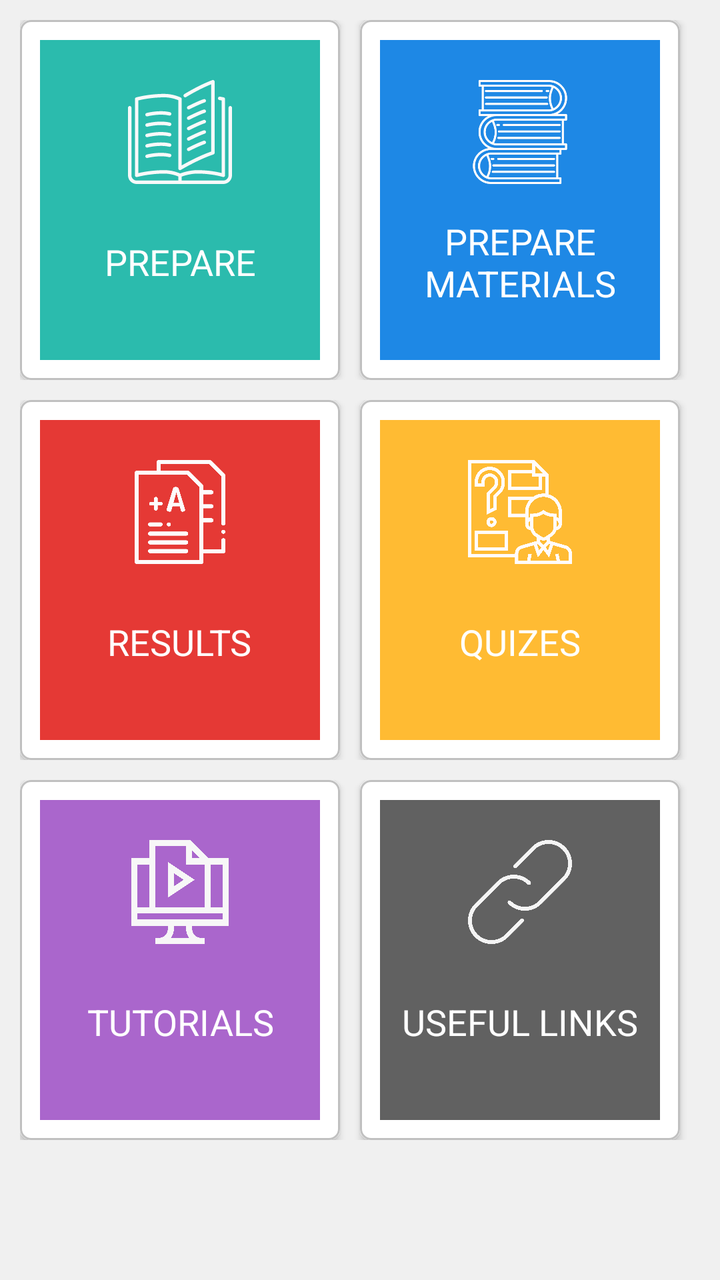
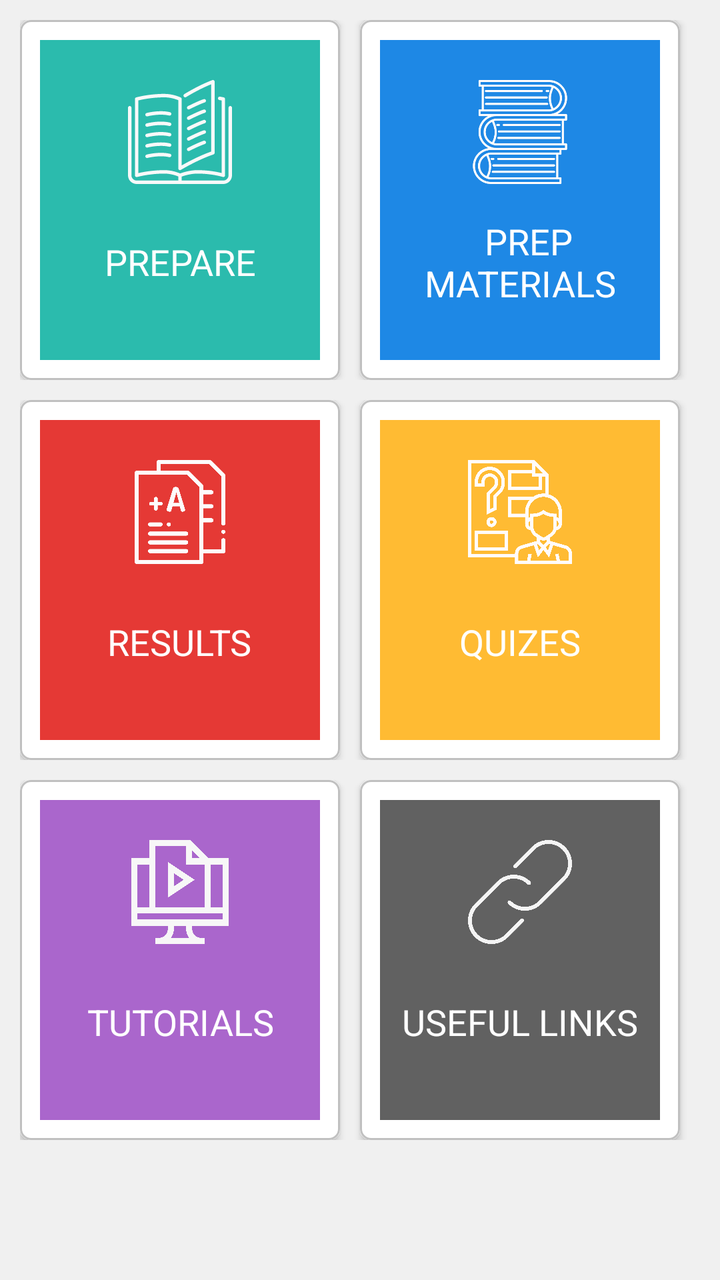

Two renders of the same Android screen: before a commit and after it. Below are the layout's source before the change and the commit's diff.
<!-- AndroidManifest.xml: application theme AppTheme -->
<!-- res/layout/dashboard_fragment.xml -->
<?xml version="1.0" encoding="utf-8"?>
<android.support.v4.widget.NestedScrollView xmlns:android="http://schemas.android.com/apk/res/android"
    xmlns:app="http://schemas.android.com/apk/res-auto"
    android:layout_width="match_parent"
    android:layout_height="match_parent"
    android:background="@color/lightgrey"
    android:orientation="vertical">
    <LinearLayout
        android:layout_width="match_parent"
        android:layout_height="wrap_content"
        android:orientation="vertical">
    <LinearLayout
        android:layout_width="match_parent"
        android:layout_height="180dp"
        android:layout_marginLeft="10dp"
        android:layout_marginTop="10dp"
        android:layout_marginRight="10dp"
        android:orientation="horizontal">

        <android.support.v7.widget.CardView
            android:id="@+id/prepare"
            android:layout_width="0dp"
            android:layout_height="match_parent"
            android:layout_marginEnd="10dp"
            android:layout_weight="0.5"
            android:elevation="0dp"
            app:cardCornerRadius="5dp">

            <LinearLayout
                android:layout_width="match_parent"
                android:layout_height="match_parent"
                android:layout_weight="0.5"
                android:background="@layout/linearlayout_border_dashboard"
                android:orientation="vertical"
                android:padding="10dp">

                <LinearLayout
                    android:layout_width="match_parent"
                    android:layout_height="match_parent"
                    android:background="#2BBBAD"
                    android:orientation="vertical"
                    android:paddingTop="20dp"
                    android:paddingLeft="10dp"
                    android:paddingRight="10dp"
                    android:paddingBottom="10dp">

                    <ImageView
                        android:layout_width="100dp"
                        android:layout_height="0dp"
                        android:layout_gravity="center_horizontal"
                        android:layout_weight="0.4"
                        android:src="@drawable/ic_001_open_book" />

                    <TextView
                        android:layout_width="wrap_content"
                        android:layout_height="0dp"
                        android:layout_weight="0.6"
                        android:gravity="center"
                        android:layout_gravity="center_horizontal"
                        android:text="PREPARE"
                        android:textColor="@color/white"
                        android:textSize="18sp" />
                </LinearLayout>
            </LinearLayout>
        </android.support.v7.widget.CardView>

        <android.support.v7.widget.CardView
            android:id="@+id/prep_materials"
            android:layout_width="0dp"
            android:layout_height="match_parent"
            android:layout_marginEnd="10dp"
            android:layout_weight="0.5"
            android:elevation="0dp"
            app:cardCornerRadius="5dp">

            <LinearLayout
                android:layout_width="match_parent"
                android:layout_height="match_parent"
                android:layout_weight="0.5"
                android:background="@layout/linearlayout_border_dashboard"
                android:orientation="vertical"
                android:padding="10dp">

                <LinearLayout
                    android:layout_width="match_parent"
                    android:layout_height="match_parent"
                    android:background="#1e88e5"
                    android:orientation="vertical"
                    android:paddingTop="20dp"
                    android:paddingLeft="10dp"
                    android:paddingRight="10dp"
                    android:paddingBottom="10dp">

                    <ImageView
                        android:layout_width="100dp"
                        android:layout_height="0dp"
                        android:layout_gravity="center_horizontal"
                        android:layout_weight="0.4"
                        android:src="@drawable/ic_002_stack_of_three_books" />

                    <TextView
                        android:layout_width="wrap_content"
                        android:layout_height="0dp"
                        android:layout_weight="0.6"
                        android:gravity="center"
                        android:layout_gravity="center_horizontal"
                        android:text="PREPARE MATERIALS"
                        android:textColor="@color/white"
                        android:textSize="18sp" />
                </LinearLayout>
            </LinearLayout>
        </android.support.v7.widget.CardView>
    </LinearLayout>

    <LinearLayout
        android:layout_width="match_parent"
        android:layout_height="180dp"
        android:layout_marginLeft="10dp"
        android:layout_marginTop="10dp"
        android:layout_marginRight="10dp">
        <android.support.v7.widget.CardView
            android:id="@+id/results"
            android:layout_width="0dp"
            android:layout_height="match_parent"
            android:layout_marginEnd="10dp"
            android:layout_weight="0.5"
            android:elevation="0dp"
            app:cardCornerRadius="5dp">

            <LinearLayout
                android:layout_width="match_parent"
                android:layout_height="match_parent"
                android:layout_weight="0.5"
                android:background="@layout/linearlayout_border_dashboard"
                android:orientation="vertical"
                android:padding="10dp">

                <LinearLayout
                    android:layout_width="match_parent"
                    android:layout_height="match_parent"
                    android:background="#e53935"
                    android:orientation="vertical"
                    android:paddingTop="20dp"
                    android:paddingLeft="10dp"
                    android:paddingRight="10dp"
                    android:paddingBottom="10dp">

                    <ImageView
                        android:layout_width="100dp"
                        android:layout_height="0dp"
                        android:layout_gravity="center_horizontal"
                        android:layout_weight="0.4"
                        android:src="@drawable/ic_003_exam" />

                    <TextView
                        android:layout_width="wrap_content"
                        android:layout_height="0dp"
                        android:layout_weight="0.6"
                        android:gravity="center"
                        android:layout_gravity="center_horizontal"
                        android:text="RESULTS"
                        android:textColor="@color/white"
                        android:textSize="18sp" />
                </LinearLayout>
            </LinearLayout>
        </android.support.v7.widget.CardView>

        <android.support.v7.widget.CardView
            android:id="@+id/quizes"
            android:layout_width="0dp"
            android:layout_height="match_parent"
            android:layout_marginEnd="10dp"
            android:layout_weight="0.5"
            android:elevation="0dp"
            app:cardCornerRadius="5dp">

            <LinearLayout
                android:layout_width="match_parent"
                android:layout_height="match_parent"
                android:layout_weight="0.5"
                android:background="@layout/linearlayout_border_dashboard"
                android:orientation="vertical"
                android:padding="10dp">

                <LinearLayout
                    android:layout_width="match_parent"
                    android:layout_height="match_parent"
                    android:background="#ffbb33"
                    android:orientation="vertical"
                    android:paddingTop="20dp"
                    android:paddingLeft="10dp"
                    android:paddingRight="10dp"
                    android:paddingBottom="10dp">

                    <ImageView
                        android:layout_width="100dp"
                        android:layout_height="0dp"
                        android:layout_gravity="center_horizontal"
                        android:layout_weight="0.4"
                        android:src="@drawable/ic_004_answer" />

                    <TextView
                        android:layout_width="wrap_content"
                        android:layout_height="0dp"
                        android:layout_weight="0.6"
                        android:gravity="center"
                        android:layout_gravity="center_horizontal"
                        android:text="QUIZES"
                        android:textColor="@color/white"
                        android:textSize="18sp" />
                </LinearLayout>
            </LinearLayout>
        </android.support.v7.widget.CardView>

    </LinearLayout>

    <LinearLayout
        android:layout_width="match_parent"
        android:layout_height="180dp"
        android:layout_marginLeft="10dp"
        android:layout_marginTop="10dp"
        android:layout_marginRight="10dp"
        android:layout_marginBottom="10dp">
        <android.support.v7.widget.CardView
            android:id="@+id/tutorials"
            android:layout_width="0dp"
            android:layout_height="match_parent"
            android:layout_marginEnd="10dp"
            android:layout_weight="0.5"
            android:elevation="0dp"
            app:cardCornerRadius="5dp">

            <LinearLayout
                android:layout_width="match_parent"
                android:layout_height="match_parent"
                android:layout_weight="0.5"
                android:background="@layout/linearlayout_border_dashboard"
                android:orientation="vertical"
                android:padding="10dp">

                <LinearLayout
                    android:layout_width="match_parent"
                    android:layout_height="match_parent"
                    android:background="#aa66cc"
                    android:orientation="vertical"
                    android:paddingTop="20dp"
                    android:paddingLeft="10dp"
                    android:paddingRight="10dp"
                    android:paddingBottom="10dp">

                    <ImageView
                        android:layout_width="100dp"
                        android:layout_height="0dp"
                        android:layout_gravity="center_horizontal"
                        android:layout_weight="0.4"
                        android:src="@drawable/ic_002_video_tutorial" />

                    <TextView
                        android:layout_width="wrap_content"
                        android:layout_height="0dp"
                        android:layout_weight="0.6"
                        android:gravity="center"
                        android:layout_gravity="center_horizontal"
                        android:text="TUTORIALS"
                        android:textColor="@color/white"
                        android:textSize="18sp" />
                </LinearLayout>
            </LinearLayout>
        </android.support.v7.widget.CardView>

        <android.support.v7.widget.CardView
            android:id="@+id/useful_links"
            android:layout_width="0dp"
            android:layout_height="match_parent"
            android:layout_marginEnd="10dp"
            android:layout_weight="0.5"
            android:elevation="0dp"
            app:cardCornerRadius="5dp">

            <LinearLayout
                android:layout_width="match_parent"
                android:layout_height="match_parent"
                android:layout_weight="0.5"
                android:background="@layout/linearlayout_border_dashboard"
                android:orientation="vertical"
                android:padding="10dp">

                <LinearLayout
                    android:layout_width="match_parent"
                    android:layout_height="match_parent"
                    android:background="#616161"
                    android:orientation="vertical"
                    android:paddingTop="20dp"
                    android:paddingLeft="10dp"
                    android:paddingRight="10dp"
                    android:paddingBottom="10dp">

                    <ImageView
                        android:layout_width="100dp"
                        android:layout_height="0dp"
                        android:layout_gravity="center_horizontal"
                        android:layout_weight="0.4"
                        android:src="@drawable/ic_001_unlink" />

                    <TextView
                        android:layout_width="wrap_content"
                        android:layout_height="0dp"
                        android:layout_weight="0.6"
                        android:gravity="center"
                        android:layout_gravity="center_horizontal"
                        android:text="USEFUL LINKS"
                        android:textColor="@color/white"
                        android:textSize="18sp" />
                </LinearLayout>
            </LinearLayout>
        </android.support.v7.widget.CardView>

    </LinearLayout>
    </LinearLayout>
</android.support.v4.widget.NestedScrollView>
<!-- res/layout/linearlayout_border_dashboard.xml (included above) -->
<?xml version="1.0" encoding="UTF-8"?>
<shape xmlns:android="http://schemas.android.com/apk/res/android" android:shape="rectangle">
    <corners android:radius="5dp"/>
    <padding android:left="10dp" android:right="10dp" android:top="10dp" android:bottom="10dp"/>
    <stroke android:width="1dp" android:color="@color/smalldarkgrey1"/>
</shape>
<!-- resources referenced by this layout -->
<resources>
  <color name="lightgrey">#f0f0f0</color>
  <color name="smalldarkgrey1">#c0c0c0</color>
  <color name="white">#ffffff</color>
  <!-- drawable ic_001_open_book: vector/xml drawable (drawable, 5658 chars, omitted) -->
  <!-- drawable ic_001_unlink (drawable) -->
  <vector android:height="24dp" android:viewportHeight="52.974"
      android:viewportWidth="52.974" android:width="24dp" xmlns:android="http://schemas.android.com/apk/res/android">
      <path android:fillColor="#F4F4F4" android:pathData="M49.467,3.51c-4.677,-4.679 -12.291,-4.681 -16.97,0l-9.192,9.192c-0.391,0.391 -0.391,1.023 0,1.414s1.023,0.391 1.414,0l9.192,-9.192c1.88,-1.88 4.391,-2.915 7.07,-2.915c2.681,0 5.191,1.036 7.071,2.916s2.916,4.391 2.916,7.071c0,2.68 -1.036,5.19 -2.916,7.07L36.033,31.088c-3.898,3.898 -10.244,3.898 -14.143,0c-0.391,-0.391 -1.023,-0.391 -1.414,0s-0.391,1.023 0,1.414c2.34,2.339 5.412,3.509 8.485,3.509s6.146,-1.17 8.485,-3.509L49.467,20.48c2.258,-2.258 3.502,-5.271 3.502,-8.485C52.969,8.781 51.725,5.768 49.467,3.51z"/>
      <path android:fillColor="#F4F4F4" android:pathData="M26.84,40.279l-7.778,7.778c-1.88,1.88 -4.391,2.916 -7.071,2.916c-2.68,0 -5.19,-1.036 -7.071,-2.916c-3.898,-3.898 -3.898,-10.243 0,-14.142l11.314,-11.314c3.899,-3.898 10.244,-3.896 14.142,0c0.391,0.391 1.023,0.391 1.414,0s0.391,-1.023 0,-1.414c-4.677,-4.679 -12.291,-4.681 -16.97,0L3.505,32.502c-2.258,2.258 -3.501,5.271 -3.501,8.485c0,3.214 1.244,6.227 3.502,8.484s5.271,3.502 8.484,3.502c3.215,0 6.228,-1.244 8.485,-3.502l7.778,-7.778c0.391,-0.391 0.391,-1.023 0,-1.414S27.231,39.889 26.84,40.279z"/>
  </vector>
  <!-- drawable ic_002_stack_of_three_books: vector/xml drawable (drawable, 4671 chars, omitted) -->
  <!-- drawable ic_002_video_tutorial (drawable) -->
  <vector android:height="24dp" android:viewportHeight="512"
      android:viewportWidth="512" android:width="24dp" xmlns:android="http://schemas.android.com/apk/res/android">
      <path android:fillColor="#F7F7F7" android:pathData="m301.039,482h-90.078c9.438,-12.543 15.039,-28.129 15.039,-45v-15h60v15c0,16.871 5.602,32.457 15.039,45zM466,332h-60v-212h60zM354.785,90h-38.785v-38.785zM136,30h150v90h90v212h-240zM106,120v212h-60v-212zM46,362h420v30h-420zM496,422v-332h-98.789c-13.621,-13.621 -68.75,-68.762 -89.992,-90h-201.219v90h-90v332h180v15c0,24.809 -20.191,45 -45,45h-15v30h240v-30h-15c-24.809,0 -45,-20.191 -45,-45v-15zM496,422"/>
      <path android:fillColor="#F7F7F7" android:pathData="m196,284.027 l132.043,-88.027 -132.043,-88.027zM226,164.027 L273.957,196 226,227.973zM226,164.027"/>
  </vector>
  <!-- drawable ic_003_exam: vector/xml drawable (drawable, 2955 chars, omitted) -->
  <!-- drawable ic_004_answer: vector/xml drawable (drawable, 3046 chars, omitted) -->
  <style name="AppTheme" parent="Theme.AppCompat.Light.NoActionBar">
          
          <item name="colorPrimary">@color/colorPrimary</item>
          <item name="colorPrimaryDark">@color/colorPrimaryDark</item>
          <item name="colorAccent">@color/colorAccent</item>
      </style>
  <color name="colorPrimary">#00acee</color>
  <color name="colorPrimaryDark">#00acee</color>
  <color name="colorAccent">#D81B60</color>
</resources>

<!-- the commit's change to res/layout/dashboard_fragment.xml (unified diff, before → after) -->
@@ -104,7 +104,7 @@
                         android:layout_weight="0.6"
                         android:gravity="center"
                         android:layout_gravity="center_horizontal"
-                        android:text="PREPARE MATERIALS"
+                        android:text="  PREP   MATERIALS"
                         android:textColor="@color/white"
                         android:textSize="18sp" />
                 </LinearLayout>
